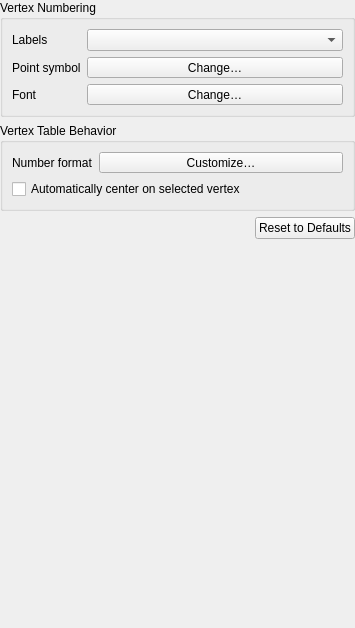
Before: the Qt Designer form vertex_compare/ui/settings.ui in north-road/vertex_compare, drawn with Qt 5.
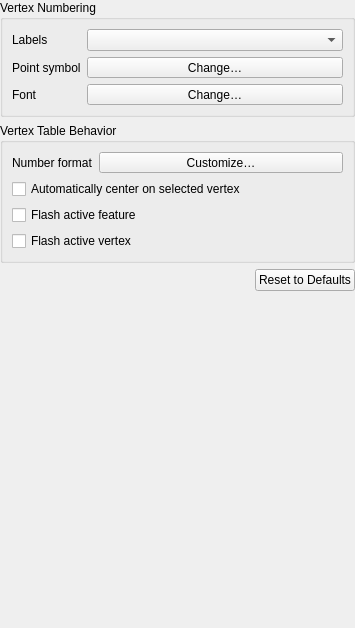
After: the same form once the commit is applied. Custom widgets are drawn as their Qt base class.

```diff
--- a/vertex_compare/ui/settings.ui
+++ b/vertex_compare/ui/settings.ui
@@ -144,10 +144,10 @@
         </property>
        </widget>
       </item>
-      <item row="1" column="0">
-       <widget class="QLabel" name="label_4">
+      <item row="3" column="0" colspan="2">
+       <widget class="QCheckBox" name="check_flash_feature">
         <property name="text">
-         <string>Number format</string>
+         <string>Flash active feature</string>
         </property>
        </widget>
       </item>
@@ -158,6 +158,20 @@
         </property>
        </widget>
       </item>
+      <item row="1" column="0">
+       <widget class="QLabel" name="label_4">
+        <property name="text">
+         <string>Number format</string>
+        </property>
+       </widget>
+      </item>
+      <item row="4" column="0" colspan="2">
+       <widget class="QCheckBox" name="check_flash_vertex">
+        <property name="text">
+         <string>Flash active vertex</string>
+        </property>
+       </widget>
+      </item>
      </layout>
     </widget>
    </item>
```
